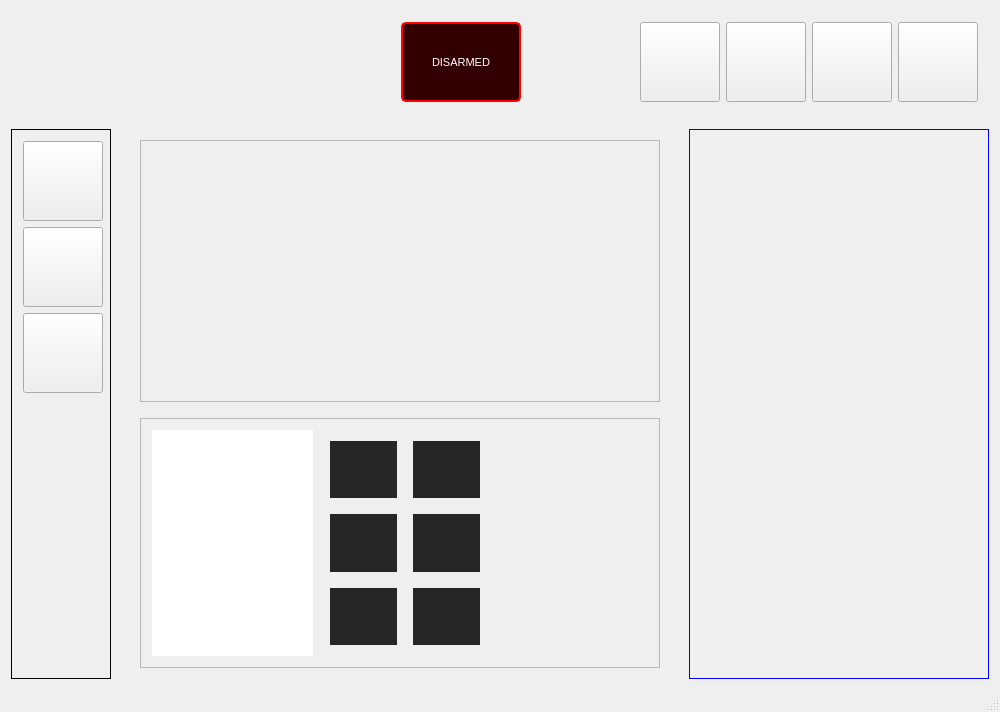
The window that src/quadrasoftware.ui (merlinn7/quadra) describes before a commit, drawn with Qt 5.
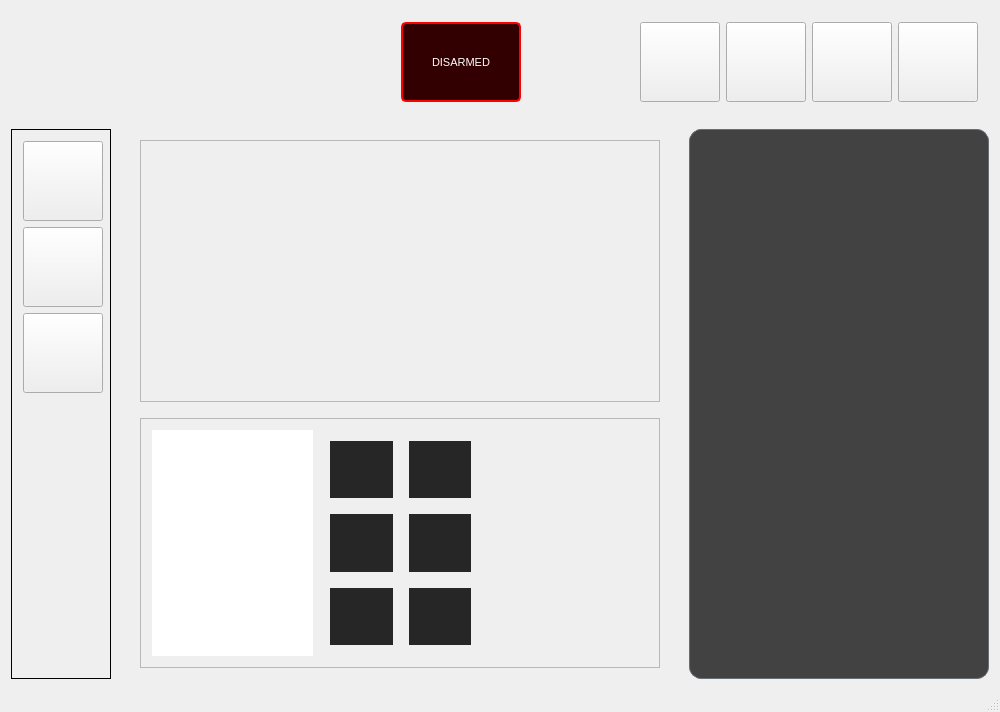
The same window after the commit.

```diff
--- a/src/quadrasoftware.ui
+++ b/src/quadrasoftware.ui
@@ -352,7 +352,7 @@
                </property>
                <layout class="QGridLayout" name="gridLayout_11" rowstretch="0,0,0,0,0" columnstretch="0,0,0">
                 <property name="rightMargin">
-                 <number>1</number>
+                 <number>10</number>
                 </property>
                 <property name="spacing">
                  <number>6</number>
@@ -607,7 +607,7 @@
          </size>
         </property>
         <property name="styleSheet">
-         <string notr="true">border: 1px solid blue;</string>
+         <string notr="true">QFrame{border-radius: 12px; border: 1px solid #686D76;  background-color:#424242 ;}</string>
         </property>
         <property name="frameShape">
          <enum>QFrame::StyledPanel</enum>
```
Left out of the diff: 2 changed lines with no effect on the pictures.
